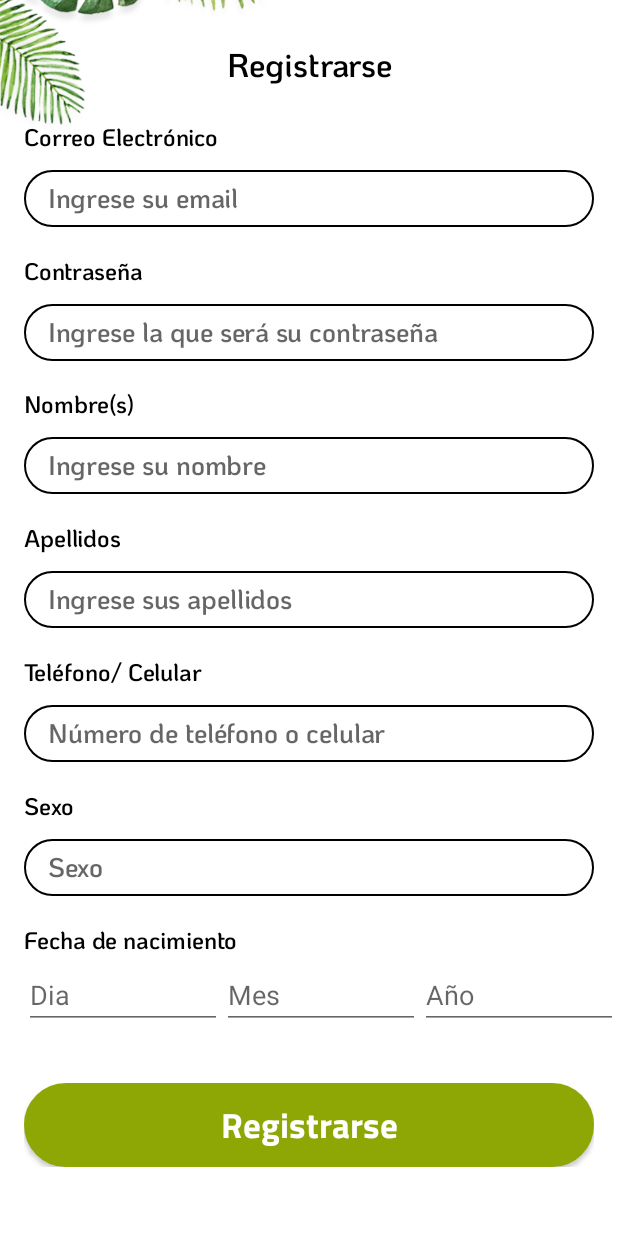
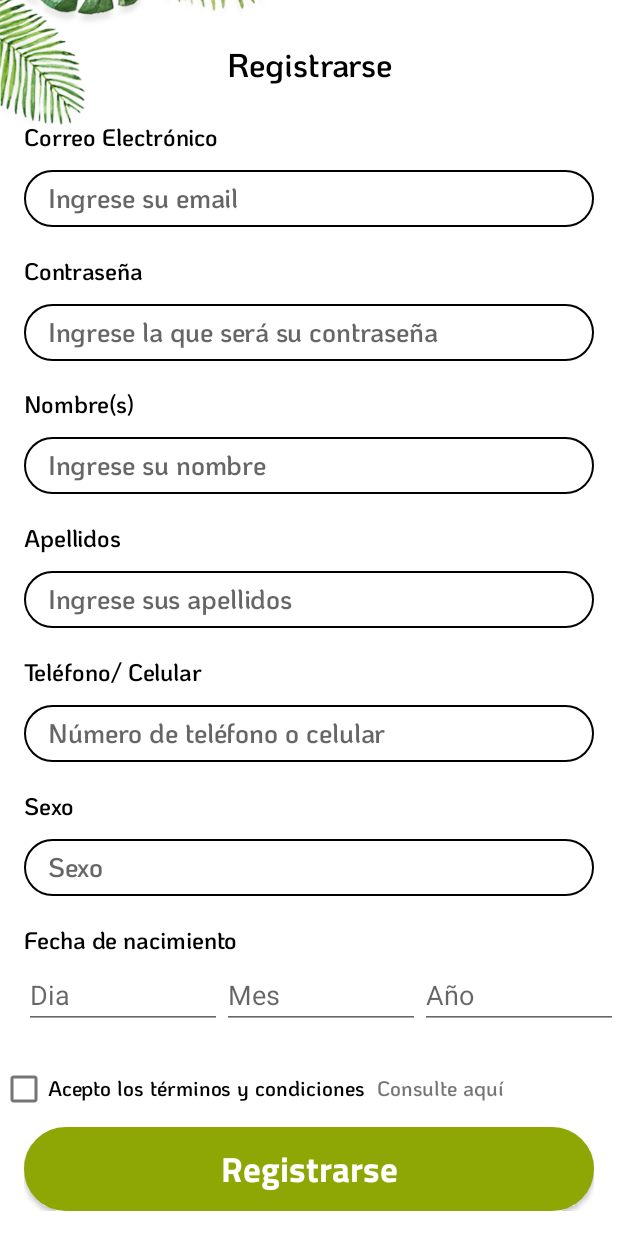
Before and after one commit to WolfkarlX/SpaTi, an Android app: the RegisterFragment screen opened through its navigation route, on a phone screen of 412 x 824 dp. Run offline under Robolectric (Android 15) with nearby library versions, the phone set to English and light mode, and no system bars; our stand-ins replace Dagger/Hilt's generated code, Firebase (no records; nobody signed in at launch, a user with empty details on screens opened directly).

Commit message:
Terminos y condiciones y verificacion de correo

```diff
--- a/app/src/main/java/com/example/spaTi/data/repository/AuthRepository.kt
+++ b/app/src/main/java/com/example/spaTi/data/repository/AuthRepository.kt
@@ -3,6 +3,7 @@ package com.example.spaTi.data.repository
 import com.example.spaTi.data.models.Note
 import com.example.spaTi.data.models.User
 import com.example.spaTi.util.UiState
+import com.google.firebase.auth.FirebaseUser
 
 interface AuthRepository {
     fun registerUser(email: String, password: String, user: User, result: (UiState<String>) -> Unit)
@@ -12,4 +13,5 @@ interface AuthRepository {
     fun logout(result: () -> Unit)
     fun storeSession(id: String, result: (User?) -> Unit)
     fun getSession(result: (User?) -> Unit)
+    abstract fun getCurrentUser(): FirebaseUser?
 }
--- a/app/src/main/java/com/example/spaTi/ui/auth/RegisterFragment.kt
+++ b/app/src/main/java/com/example/spaTi/ui/auth/RegisterFragment.kt
@@ -35,6 +35,10 @@ class RegisterFragment : Fragment() {
     override fun onViewCreated(view: View, savedInstanceState: Bundle?) {
         super.onViewCreated(view, savedInstanceState)
         observer()
+        binding.termsTextView.setOnClickListener {
+            // Navegar a la vista de términos y condiciones
+            findNavController().navigate(R.id.action_registerFragment_to_TermsFragment)
+        }
         binding.registerBtn.setOnClickListener {
             if (validation()){
                 viewModel.register(
--- a/app/src/main/res/layout/fragment_register.xml
+++ b/app/src/main/res/layout/fragment_register.xml
@@ -274,17 +274,45 @@
                 android:hint="Año"
                 android:inputType="number"/>
         </LinearLayout>
+        <LinearLayout
+            android:layout_width="wrap_content"
+            android:id="@+id/terminos"
+            android:layout_height="wrap_content"
+            android:orientation="horizontal"
+            android:layout_marginTop="16dp"
+            app:layout_constraintStart_toStartOf="parent"
+            app:layout_constraintTop_toBottomOf="@id/date_label">
+
+            <CheckBox
+                android:id="@+id/terms_checkbox"
+                android:layout_width="wrap_content"
+                android:layout_height="wrap_content"
+                android:fontFamily="@font/koho"
+                android:text="Acepto los términos y condiciones"/>
+
+            <TextView
+                android:id="@+id/termsTextView"
+                android:layout_width="wrap_content"
+                android:layout_height="wrap_content"
+                android:layout_marginStart="8dp"
+                android:fontFamily="@font/koho"
+                android:text="Consulte aquí"
+                android:textStyle="bold"
+                android:clickable="true"
+                android:focusable="true"/>
+        </LinearLayout>
 
 
         <RelativeLayout
             android:id="@+id/button_layout"
             android:layout_width="0dp"
             android:layout_height="wrap_content"
-                android:layout_marginTop="36dp"
+            android:layout_marginTop="1dp"
             app:layout_constraintEnd_toEndOf="@+id/email_et"
             app:layout_constraintHorizontal_bias="0.0"
             app:layout_constraintStart_toStartOf="@+id/email_et"
-                app:layout_constraintTop_toBottomOf="@+id/date_label">
+            app:layout_constraintTop_toBottomOf="@+id/terminos">
+
 
             <com.google.android.material.button.MaterialButton
                 android:id="@+id/register_btn"
--- a/app/src/main/res/navigation/app_navigation.xml
+++ b/app/src/main/res/navigation/app_navigation.xml
@@ -43,7 +43,14 @@
         <action
             android:id="@+id/action_registerFragment_to_servicesFragment"
             app:destination="@id/servicesFragment" />
+        <action
+            android:id="@+id/action_registerFragment_to_TermsFragment"
+            app:destination="@id/TermsFragment" />
     </fragment>
+    <fragment
+        android:id="@+id/TermsFragment"
+        android:name="com.example.spaTi.ui.notes.TermsFragment"
+        android:label="Términos y Condiciones" />
 
     <fragment
         android:id="@+id/loginFragment"
```
Also changed, not shown: app/src/main/java/com/example/spaTi/data/repository/AuthRepositoryImpl.kt (+33 -40 lines), app/src/main/java/com/example/spaTi/ui/auth/AuthViewModel.kt (+45 -9 lines), app/src/main/java/com/example/spaTi/ui/notes/TermsFragment.kt (added, +18 -0 lines), app/src/main/res/layout/terminos.xml (added, +199 -0 lines). Lines whose indentation alone changed are shown as unchanged.
